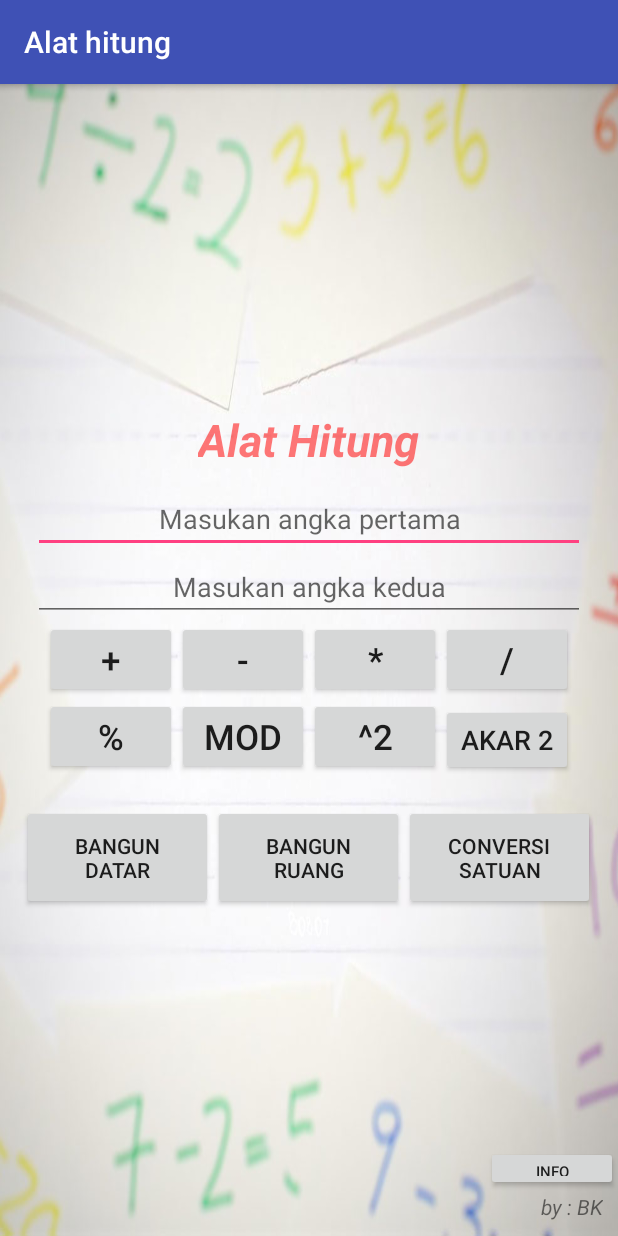
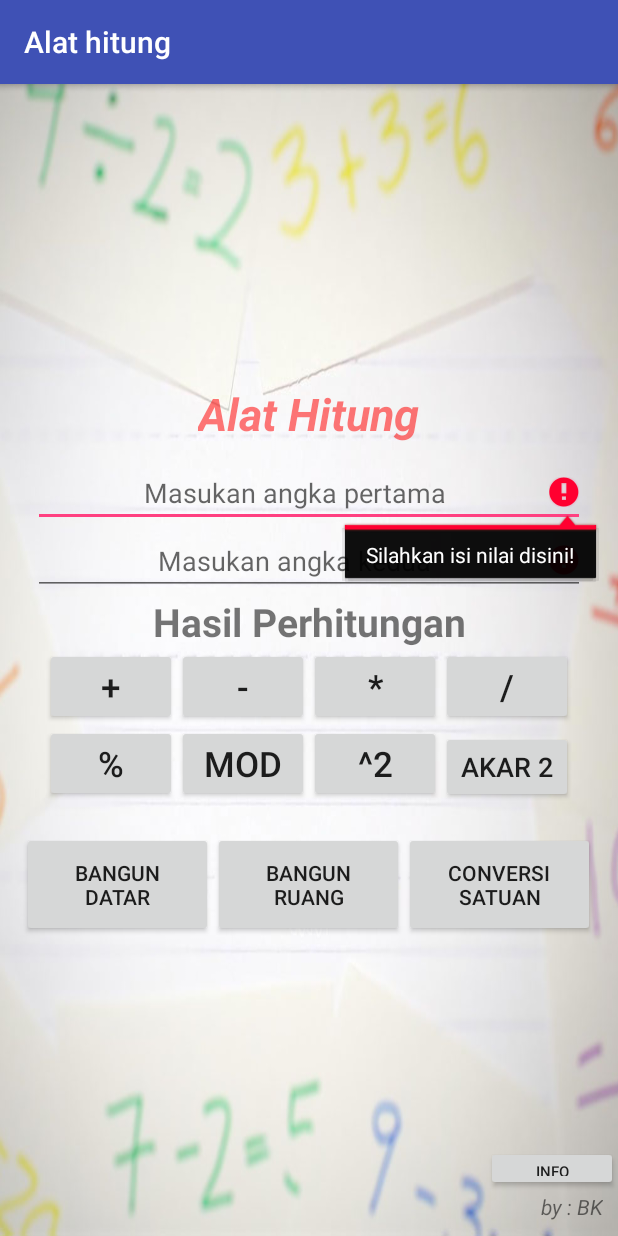
Before and after one commit to ferdian26/Final-Project-IAK-Periode-3-Batch-3, an Android app: the screen it shows after launch (menu), after a tap on an icon or button, on a phone screen of 412 x 824 dp. Run offline under Robolectric (Android 15) with nearby library versions, the phone set to English and light mode, and no system bars.

Commit message:
Saran revisi untuk I Putu Darma Budi Miyantara

```diff
--- a/IPutuDarmaBudiMiyantara/app/src/main/AndroidManifest.xml
+++ b/IPutuDarmaBudiMiyantara/app/src/main/AndroidManifest.xml
@@ -36,7 +36,7 @@
         <activity android:name=".Prisma" />
         <activity android:name=".Limas" />
         <activity android:name=".Tabung" />
-        <activity android:name=".Bola"></activity>
+        <activity android:name=".Bola" />
     </application>
 
 </manifest>
--- a/IPutuDarmaBudiMiyantara/app/src/main/java/stikombali/alathitung/menu.java
+++ b/IPutuDarmaBudiMiyantara/app/src/main/java/stikombali/alathitung/menu.java
@@ -1,178 +1,163 @@
 package stikombali.alathitung;
 
 import android.content.Intent;
+import android.os.Bundle;
 import android.support.v7.app.AppCompatActivity;
-import android.os.Bundle;
 import android.view.View;
 import android.widget.Button;
 import android.widget.EditText;
-import android.widget.Toast;
+import android.widget.TextView;
 
-import static java.lang.Math.sqrt;
-
-public class menu extends AppCompatActivity {
-    Button btnTambah, btnKurang,btnKali,btnBagi,btnPersen, btnMod, btnPangkat, btnakar2;
+public class menu extends AppCompatActivity implements View.OnClickListener {
+    Button btnTambah, btnKurang, btnKali, btnBagi, btnPersen, btnMod, btnPangkat, btnakar2;
     Button btnbangundatar, btnbangunruang, btnconvertersatuan, btninfo;
     EditText Value1, Value2;
+
+    double value1, value2;
+
+    TextView tv_hasil_perhitungan;
 
     @Override
     protected void onCreate(Bundle savedInstanceState) {
         super.onCreate(savedInstanceState);
         setContentView(R.layout.activity_menu);
+
+        // todo 1: pisahkan setup environment dan implement onclick listener agar lebih rapi
+        setupEnv();
+        setupListener();
+    }
+
+    @Override
+    public void onClick(View view) {
+
+        // todo 3: untuk mengurangi redudansi kode, kita bisa membuat method seperti isValidForm() juga setIntent()
+
+        // saran saja, sebaiknya buatkan standar desain dan kode, sehingga terhindar dari redudansi
+        // apalagi jika banyak fitur dalam satu aplikasi
+
+        switch (view.getId()) {
+            case R.id.btnTambah:
+                if (isValidForm()) tv_hasil_perhitungan.setText(String.valueOf(value1 + value2));
+                break;
+
+            case R.id.btnKurang:
+                if (isValidForm()) tv_hasil_perhitungan.setText(String.valueOf(value1 - value2));
+                break;
+
+            case R.id.btnKali:
+                if (isValidForm()) tv_hasil_perhitungan.setText(String.valueOf(value1 * value2));
+                break;
+
+            case R.id.btnBagi:
+                if (isValidForm()) tv_hasil_perhitungan.setText(String.valueOf(value1 / value2));
+                break;
+
+            case R.id.btnPersen:
+                if (isValidForm()) tv_hasil_perhitungan.setText(String.valueOf(value1 / 100) + "%");
+                break;
+
+            case R.id.btnMod:
+                if (isValidForm()) tv_hasil_perhitungan.setText(String.valueOf(value1 % value2));
+                break;
+
+            case R.id.btnPangkat:
+                if (isValidForm())
+                    tv_hasil_perhitungan.setText(String.valueOf(Math.pow(value1, value2)));
+                break;
+
+            case R.id.btnakar2:
+                if (isValidForm()) tv_hasil_perhitungan.setText(String.valueOf(Math.sqrt(value1)));
+                break;
+
+            case R.id.btnbangundatar:
+                setIntent(Bangundatar.class);
+                break;
+
+            case R.id.btnbangunruang:
+                setIntent(Bangunruang.class);
+                break;
+
+            case R.id.btnconversisatuan:
+                setIntent(Convertsatuan.class);
+                break;
+
+            case R.id.btninfo:
+                setIntent(info.class);
+                break;
+        }
+    }
+
+    private void setupEnv() {
         //pendeklerasian button kalkulator
-        btnTambah=(Button) findViewById(R.id.btnTambah);
-        btnKurang=(Button) findViewById(R.id.btnKurang);
-        btnKali=(Button) findViewById(R.id.btnKali);
-        btnBagi=(Button) findViewById(R.id.btnBagi);
-        btnPersen=(Button) findViewById(R.id.btnPersen);
-        btnMod=(Button) findViewById(R.id.btnMod);
-        btnPangkat=(Button) findViewById(R.id.btnPangkat);
+        btnTambah = (Button) findViewById(R.id.btnTambah);
+        btnKurang = (Button) findViewById(R.id.btnKurang);
+        btnKali = (Button) findViewById(R.id.btnKali);
+        btnBagi = (Button) findViewById(R.id.btnBagi);
+        btnPersen = (Button) findViewById(R.id.btnPersen);
+        btnMod = (Button) findViewById(R.id.btnMod);
+        btnPangkat = (Button) findViewById(R.id.btnPangkat);
         btnakar2 = (Button) findViewById(R.id.btnakar2);
 
         //pendeklerasian button passing atau pindah
         btnbangundatar = (Button) findViewById(R.id.btnbangundatar);
         btnbangunruang = (Button) findViewById(R.id.btnbangunruang);
-
         btnconvertersatuan = (Button) findViewById(R.id.btnconversisatuan);
         btninfo = (Button) findViewById(R.id.btninfo);
 
         //pendeklerasian value
-        Value1=(EditText) findViewById(R.id.Value1);
-        Value2=(EditText) findViewById(R.id.Value2);
+        Value1 = (EditText) findViewById(R.id.Value1);
+        Value2 = (EditText) findViewById(R.id.Value2);
 
+        // sebaiknya hasil perhitungan disimpan di tempat yang khusus
+        tv_hasil_perhitungan = (TextView) findViewById(R.id.tv_hasil_perhitungan);
+    }
+
+    private void setupListener() {
         //method untuk kalkulator
-        btnTambah.setOnClickListener(new View.OnClickListener() {
-            @Override
-            public void onClick(View v) {
-                if (!Value1.getText().toString().equals("")&&!Value2.getText().toString().equals("")){
-                    //mengubah tipe data variable dari string menjadi float
-                    double Valuee1= Double.valueOf(Value1.getText().toString());
-                    double Valuee2= Double.valueOf(Value2.getText().toString());
-                    double Hasil=Valuee1+Valuee2;
-                    Value1.setText(String.valueOf(Hasil));
-                } else {
-                    Toast.makeText(menu.this, "masukan angka pertama dan kedua dahulu lalu pilih menu penjumlahan", Toast.LENGTH_SHORT).show();
-                }
-            }
-        });
-        btnKurang.setOnClickListener(new View.OnClickListener() {
-            @Override
-            public void onClick(View v) {
-                if (!Value1.getText().toString().equals("")&&!Value2.getText().toString().equals("")){
-                    double Valuee1= Double.valueOf(Value1.getText().toString());
-                    double Valuee2= Double.valueOf(Value2.getText().toString());
-                    double Hasil=Valuee1-Valuee2;
-                    Value1.setText(String.valueOf(Hasil));
-                } else {
-                    Toast.makeText(menu.this, "masukan angka pertama dan kedua dahulu lalu pilih penjumlahan", Toast.LENGTH_SHORT).show();
-                }
-            }
-        });
-        btnKali.setOnClickListener(new View.OnClickListener() {
-            @Override
-            public void onClick(View v) {
-                if (!Value1.getText().toString().equals("")&&!Value2.getText().toString().equals("")){
-                    double Valuee1= Double.valueOf(Value1.getText().toString());
-                    double Valuee2= Double.valueOf(Value2.getText().toString());
-                    double Hasil=Valuee1*Valuee2;
-                    Value1.setText(String.valueOf(Hasil));
-                } else {
-                    Toast.makeText(menu.this, "masukan angka pertama dan kedua dahulu lalu pilih penjumlahan", Toast.LENGTH_SHORT).show();
-                }
-            }
-        });
-        btnBagi.setOnClickListener(new View.OnClickListener() {
-            @Override
-            public void onClick(View v) {
-                if (!Value1.getText().toString().equals("")&&!Value2.getText().toString().equals("")){
-                    double Valuee1= Double.valueOf(Value1.getText().toString());
-                    double Valuee2= Double.valueOf(Value2.getText().toString());
-                    double Hasil=Valuee1/Valuee2;
-                    Value1.setText(String.valueOf(Hasil));
-                } else {
-                    Toast.makeText(menu.this, "masukan angka pertama dan kedua dahulu lalu pilih penjumlahan", Toast.LENGTH_SHORT).show();
-                }
-            }
-        });
-        btnPersen.setOnClickListener(new View.OnClickListener() {
-            @Override
-            public void onClick(View v) {
-                if (!Value1.getText().toString().equals("")&&Value2.getText().toString().equals("")){
-                    double Valuee1= Double.valueOf(Value1.getText().toString());
-                    double Hasil=Valuee1/100;
-                    Value2.setText(String.valueOf(Hasil)+"%");
-                } else {
-                    Toast.makeText(menu.this, "masukan angka pertama untuk menghitung persen", Toast.LENGTH_SHORT).show();
-                }
-            }
-        });
-        btnMod.setOnClickListener(new View.OnClickListener() {
-            @Override
-            public void onClick(View v) {
-                if (!Value1.getText().toString().equals("")&&!Value2.getText().toString().equals("")){
-                    double Valuee1= Double.valueOf(Value1.getText().toString());
-                    double Valuee2= Double.valueOf(Value2.getText().toString());
-                    double Hasil= Valuee1 % Valuee2;
-                    Value1.setText(String.valueOf(Hasil));
-                } else {
-                    Toast.makeText(menu.this, "masukan angka pertama dan kedua dahulu lalu pilih penjumlahan", Toast.LENGTH_SHORT).show();
-                }
-            }
-        });
-        btnPangkat.setOnClickListener(new View.OnClickListener() {
-            @Override
-            public void onClick(View v) {
-                if (!Value1.getText().toString().equals("")&&!Value2.getText().toString().equals("")){
-                    double Valuee1= Double.valueOf(Value1.getText().toString());
-                    double Valuee2 = Double.valueOf(Value2.getText().toString());
-                    double Hasil= Math.pow(Valuee1,Valuee2);
-                    Value1.setText(String.valueOf(Hasil));
-                } else {
-                    Toast.makeText(menu.this, "masukan angka pertama dan kedua dahulu lalu pilih penjumlahan", Toast.LENGTH_SHORT).show();
-                }
-            }
-        });
-        btnakar2.setOnClickListener(new View.OnClickListener() {
-            @Override
-            public void onClick(View v) {
-                if (!Value1.getText().toString().equals("")&&Value2.getText().toString().equals("")){
-                    double Valuee1 = Double.valueOf(Value1.getText().toString());
-                    double Hasil = sqrt(Valuee1);
-                    Value1.setText(String.valueOf(Hasil));
-                } else {
-                    Toast.makeText(menu.this, "masukan angka pertama", Toast.LENGTH_SHORT).show();
-                }
-            }
-        });
+        btnTambah.setOnClickListener(this);
+        btnKurang.setOnClickListener(this);
+        btnKali.setOnClickListener(this);
+        btnBagi.setOnClickListener(this);
+
+        btnPersen.setOnClickListener(this);
+        btnMod.setOnClickListener(this);
+        btnPangkat.setOnClickListener(this);
+        btnakar2.setOnClickListener(this);
 
         //button untuk pindah ke benberapa layer
-        btnbangundatar.setOnClickListener(new View.OnClickListener() {
-            @Override
-            public void onClick(View v) {
-                Intent tobangundatar = new Intent(menu.this, Bangundatar.class);
-                startActivity(tobangundatar);
-            }
-        });
-        btnconvertersatuan.setOnClickListener(new View.OnClickListener() {
-            @Override
-            public void onClick(View v) {
-                Intent toconvertsatuan = new Intent(menu.this, Convertsatuan.class);
-                startActivity(toconvertsatuan);
-            }
-        });
-        btnbangunruang.setOnClickListener(new View.OnClickListener() {
-            @Override
-            public void onClick(View v) {
-                Intent toBangunRuang = new Intent(menu.this,Bangunruang.class);
-                startActivity(toBangunRuang);
-            }
-        });
-        btninfo.setOnClickListener(new View.OnClickListener() {
-            @Override
-            public void onClick(View v) {
-                Intent toinfo = new Intent(menu.this, info.class);
-                startActivity(toinfo);
-            }
-        });
+        btnbangundatar.setOnClickListener(this);
+        btnbangunruang.setOnClickListener(this);
+        btnconvertersatuan.setOnClickListener(this);
+        btninfo.setOnClickListener(this);
+    }
+
+    private boolean isValidForm() {
+        boolean isValid = true;
+        String error_message = "Silahkan isi nilai disini!";
+
+        String val1 = Value1.getText().toString();
+        String val2 = Value2.getText().toString();
+
+        if (val1.isEmpty()) {
+            Value1.setError(error_message);
+            isValid = false;
+        }
+
+        if (val2.isEmpty()) {
+            Value2.setError(error_message);
+            isValid = false;
+        }
+
+        if (isValid) {
+            value1 = Double.parseDouble(val1);
+            value2 = Double.parseDouble(val2);
+        }
+
+        return isValid;
+    }
+
+    private void setIntent(Class class_name) {
+        Intent intent = new Intent(this, class_name);
+        startActivity(intent);
     }
 }
--- a/IPutuDarmaBudiMiyantara/app/src/main/res/layout/activity_menu.xml
+++ b/IPutuDarmaBudiMiyantara/app/src/main/res/layout/activity_menu.xml
@@ -1,82 +1,101 @@
 <?xml version="1.0" encoding="utf-8"?>
-<RelativeLayout
-    xmlns:android="http://schemas.android.com/apk/res/android"
+<RelativeLayout xmlns:android="http://schemas.android.com/apk/res/android"
     xmlns:app="http://schemas.android.com/apk/res-auto"
     xmlns:tools="http://schemas.android.com/tools"
     android:layout_width="match_parent"
     android:layout_height="match_parent"
+    android:layout_centerHorizontal="true"
     android:background="@drawable/imgmate"
     android:orientation="vertical"
-    tools:context="stikombali.alathitung.menu"
-    android:layout_centerHorizontal="true">
+    tools:context="stikombali.alathitung.menu">
+
     <LinearLayout
         android:layout_width="match_parent"
         android:layout_height="match_parent"
+        android:layout_alignParentStart="true"
+        android:layout_alignParentTop="true"
         android:gravity="center"
-        android:orientation="vertical"
-        android:layout_alignParentTop="true"
-        android:layout_alignParentStart="true">
+        android:orientation="vertical">
+
         <TextView
             android:layout_width="wrap_content"
             android:layout_height="wrap_content"
+            android:layout_gravity="center"
             android:text="Alat Hitung"
+            android:textColor="@color/red"
             android:textSize="30sp"
-            android:textColor="@color/red"
-            android:layout_gravity="center"
-            android:textStyle="bold|italic"/>
+            android:textStyle="bold|italic" />
 
         <EditText
-            android:layout_marginTop="10dp"
             android:id="@+id/Value1"
             android:layout_width="368dp"
             android:layout_height="wrap_content"
+            android:layout_marginTop="10dp"
+            android:gravity="center"
             android:hint="Masukan angka pertama"
-            android:gravity="center"
-            android:textAlignment="center"
-            android:inputType="numberDecimal" />
+            android:inputType="numberDecimal"
+            android:textAlignment="center" />
+
         <EditText
             android:id="@+id/Value2"
             android:layout_width="368dp"
             android:layout_height="wrap_content"
-            tools:layout_editor_absoluteY="45dp"
-            tools:layout_editor_absoluteX="8dp"
             android:gravity="center"
             android:hint="Masukan angka kedua"
+            android:inputType="numberDecimal"
             android:textAlignment="center"
-            android:inputType="numberDecimal" />
+            tools:layout_editor_absoluteX="8dp"
+            tools:layout_editor_absoluteY="45dp" />
+
+        <!-- todo 2: sebaiknya hasil perhitungan ditaruh di tempat khusus untuk penyimpanan hasil perhitungan -->
+        <TextView
+            android:id="@+id/tv_hasil_perhitungan"
+            android:layout_width="match_parent"
+            android:layout_height="wrap_content"
+            android:gravity="center"
+            android:text="Hasil Perhitungan"
+            android:textSize="26sp"
+            android:textStyle="bold" />
+
         <LinearLayout
             android:layout_width="wrap_content"
             android:layout_height="wrap_content"
             android:layout_gravity="center">
+
             <Button
                 android:id="@+id/btnTambah"
                 android:layout_width="wrap_content"
                 android:layout_height="wrap_content"
                 android:text="+"
                 android:textSize="23sp" />
+
             <Button
                 android:id="@+id/btnKurang"
                 android:layout_width="wrap_content"
                 android:layout_height="wrap_content"
                 android:text="-"
-                android:textSize="23sp"/>
+                android:textSize="23sp" />
+
             <Button
                 android:id="@+id/btnKali"
                 android:layout_width="wrap_content"
                 android:layout_height="wrap_content"
                 android:text="*"
-                android:textSize="23sp"/>
+                android:textSize="23sp" />
+
             <Button
                 android:id="@+id/btnBagi"
                 android:layout_width="wrap_content"
                 android:layout_height="wrap_content"
                 android:text="/"
-                android:textSize="23sp"/>
+                android:textSize="23sp" />
         </LinearLayout>
+
         <LinearLayout
             android:layout_width="wrap_content"
             android:layout_height="wrap_content"
             android:layout_gravity="center">
+
             <Button
                 android:id="@+id/btnPersen"
                 android:layout_width="wrap_content"
@@ -103,51 +122,57 @@
                 android:layout_width="wrap_content"
                 android:layout_height="wrap_content"
                 android:text="akar 2"
-                android:textSize="18sp"/>
+                android:textSize="18sp" />
         </LinearLayout>
 
         <LinearLayout
-            android:layout_marginTop="20dp"
             android:layout_width="wrap_content"
             android:layout_height="wrap_content"
-            android:orientation="horizontal"
-            android:layout_gravity="center">
+            android:layout_gravity="center"
+            android:layout_marginTop="20dp"
+            android:orientation="horizontal">
+
             <Button
                 android:id="@+id/btnbangundatar"
                 android:layout_width="127dp"
                 android:layout_height="70dp"
-                android:text="bangun datar"/>
+                android:text="bangun datar" />
+
             <Button
                 android:id="@+id/btnbangunruang"
                 android:layout_width="127dp"
                 android:layout_height="70dp"
-                android:text="bangun ruang"/>
+                android:text="bangun ruang" />
+
             <Button
                 android:id="@+id/btnconversisatuan"
                 android:layout_width="127dp"
                 android:layout_height="70dp"
-                android:text="conversi satuan"/>
+                android:text="conversi satuan" />
         </LinearLayout>
 
 
     </LinearLayout>
+
     <Button
         android:id="@+id/btninfo"
         android:layout_width="wrap_content"
         android:layout_height="30dp"
-        android:text="info"
-        android:textSize="10sp"
         android:layout_alignParentBottom="true"
         android:layout_alignParentRight="true"
-        android:layout_marginBottom="30dp"/>
+        android:layout_marginBottom="30dp"
+        android:text="info"
+        android:textSize="10sp" />
+
     <TextView
         android:id="@+id/bk"
         android:layout_width="wrap_content"
         android:layout_height="wrap_content"
         android:layout_alignParentBottom="true"
         android:layout_alignParentRight="true"
-        android:text="by : BK"
         android:layout_marginBottom="10dp"
         android:layout_marginRight="10dp"
-        android:textStyle="italic"/>
+        android:text="by : BK"
+        android:textStyle="italic" />
+
 </RelativeLayout>
```
